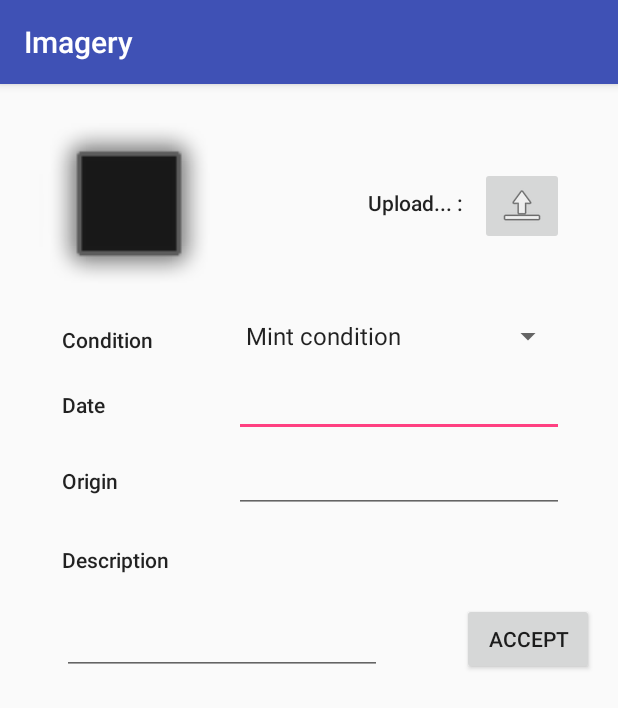
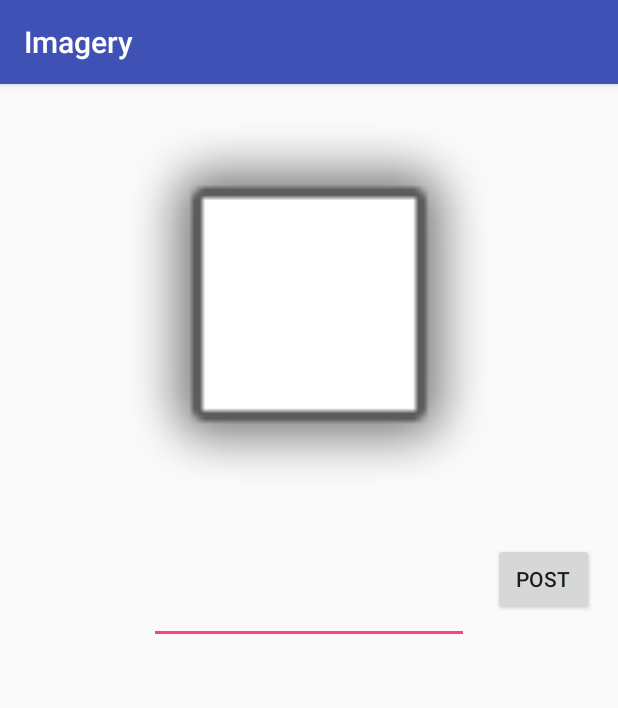
Before and after one commit to IoanCristianRadu/Imagery, an Android app: the NewPostActivity screen opened directly, with no data from a screen before it, on a phone screen of 412 x 824 dp. Shown: the top 708 px of the screen. Run offline under Robolectric (Android 15) with nearby library versions, the phone set to English and light mode, and no system bars.

Commit message:
Adding posts functionality & interface

```diff
--- a/app/src/main/AndroidManifest.xml
+++ b/app/src/main/AndroidManifest.xml
@@ -21,6 +21,6 @@ package="com.project.imagery">
             <category android:name="android.intent.category.LAUNCHER" />
         </intent-filter>
     </activity>
-    <activity android:name=".AddPostActivity"></activity>
+    <activity android:name=".NewPostActivity"></activity>
 </application>
 </manifest>
--- a/app/src/main/java/com/project/imagery/FrontPageTabHost.java
+++ b/app/src/main/java/com/project/imagery/FrontPageTabHost.java
@@ -24,7 +24,7 @@ public class FrontPageTabHost extends TabActivity {
         tab1.setContent(new Intent(this, FrontPage.class));
 
         tab2.setIndicator("New post");
-        tab2.setContent(new Intent(this, AddPostActivity.class));
+        tab2.setContent(new Intent(this, NewPostActivity.class));
 
         tab3.setIndicator("Account");
         tab3.setContent(new Intent(this, Login.class));
--- a/app/src/main/java/com/project/imagery/AddPostActivity.java
+++ b/app/src/main/java/com/project/imagery/NewPostActivity.java
@@ -15,21 +15,17 @@ import android.widget.ImageButton;
 import android.widget.ImageView;
 import android.widget.Toast;
 
-public class AddPostActivity extends AppCompatActivity {
+public class NewPostActivity extends AppCompatActivity {
     private ImageView stampImage;
-    private ImageButton uploadGallery;
-    private Button accept;
-
     @Override
     protected void onCreate(Bundle savedInstanceState) {
         super.onCreate(savedInstanceState);
-        setContentView(R.layout.activity_add_post);
+        setContentView(R.layout.activity_new_post);
 
+        Button accept = (Button) findViewById(R.id.btn_post);
         stampImage = (ImageView) findViewById(R.id.stampImage);
-        uploadGallery = (ImageButton) findViewById((R.id.uploadImage));
-        accept = (Button) findViewById(R.id.btn_accept);
 
-        uploadGallery.setOnClickListener(new View.OnClickListener() {
+        stampImage.setOnClickListener(new View.OnClickListener() {
             @Override
             public void onClick(View v) {
                 Intent galleryIntent = new Intent(Intent.ACTION_PICK);
--- a/app/src/main/res/layout/activity_add_post.xml
+++ /dev/null
@@ -1,156 +0,0 @@
-<?xml version="1.0" encoding="utf-8"?>
-<ScrollView xmlns:android="http://schemas.android.com/apk/res/android"
-    xmlns:app="http://schemas.android.com/apk/res-auto"
-    xmlns:tools="http://schemas.android.com/tools"
-    android:id="@+id/activity_add_post"
-    android:layout_width="match_parent"
-    android:layout_height="match_parent">
-
-    <RelativeLayout
-        android:layout_width="match_parent"
-        android:layout_height="match_parent"
-        android:paddingBottom="@dimen/activity_vertical_margin"
-        android:paddingLeft="@dimen/activity_horizontal_margin"
-        android:paddingRight="@dimen/activity_horizontal_margin"
-        android:paddingTop="@dimen/activity_vertical_margin"
-        tools:context="com.example.cristi.timblr.AddPostActivity">
-
-        <ImageView
-            android:id="@+id/stampImage"
-            android:layout_width="120dp"
-            android:layout_height="120dp"
-            android:layout_alignParentStart="true"
-            android:layout_alignParentLeft="true"
-            android:layout_margin="10dp"
-            android:adjustViewBounds="true"
-            app:srcCompat="@android:drawable/alert_dark_frame" />
-
-        <TextView
-            android:id="@+id/textView3"
-            android:layout_width="wrap_content"
-            android:layout_height="wrap_content"
-            android:layout_above="@+id/textView4"
-            android:layout_alignStart="@+id/stampImage"
-            android:layout_alignLeft="@+id/stampImage"
-            android:layout_marginStart="15dp"
-            android:layout_marginLeft="15dp"
-            android:text="@string/Condition"
-            android:textAppearance="@style/TextAppearance.AppCompat.Body2" />
-
-        <ImageButton
-            android:id="@+id/uploadImage"
-            android:layout_width="wrap_content"
-            android:layout_height="wrap_content"
-            android:layout_alignParentEnd="true"
-            android:layout_alignParentRight="true"
-            android:layout_alignTop="@+id/stampImage"
-            android:layout_marginEnd="20dp"
-            android:layout_marginRight="20dp"
-            android:layout_marginTop="29dp"
-            app:srcCompat="@android:drawable/ic_menu_upload" />
-
-        <TextView
-            android:id="@+id/textView2"
-            android:layout_width="wrap_content"
-            android:layout_height="wrap_content"
-            android:layout_alignTop="@+id/uploadImage"
-            android:layout_marginEnd="11dp"
-            android:layout_marginRight="11dp"
-            android:layout_marginTop="14dp"
-            android:layout_toStartOf="@+id/uploadImage"
-            android:layout_toLeftOf="@+id/uploadImage"
-            android:text="@string/Upload"
-            android:textAppearance="@style/TextAppearance.AppCompat.Body2" />
-
-        <Spinner
-            android:id="@+id/spinner"
-            android:layout_width="wrap_content"
-            android:layout_height="wrap_content"
-            android:layout_alignEnd="@+id/uploadImage"
-            android:layout_alignRight="@+id/uploadImage"
-            android:layout_below="@+id/stampImage"
-            android:layout_toEndOf="@+id/stampImage"
-            android:layout_toRightOf="@+id/stampImage"
-            android:entries="@array/Conditions" />
-
-        <EditText
-            android:id="@+id/editText2"
-            android:layout_width="wrap_content"
-            android:layout_height="wrap_content"
-            android:ems="10"
-            android:inputType="textPersonName"
-            android:layout_alignBaseline="@+id/textView6"
-            android:layout_alignBottom="@+id/textView6"
-            android:layout_alignEnd="@+id/editText"
-            android:layout_alignRight="@+id/editText"
-            android:layout_alignStart="@+id/editText"
-            android:layout_alignLeft="@+id/editText"/>
-
-        <EditText
-            android:id="@+id/editText"
-            android:layout_width="wrap_content"
-            android:layout_height="wrap_content"
-            android:ems="10"
-            android:inputType="date"
-            android:layout_alignBaseline="@+id/textView4"
-            android:layout_alignBottom="@+id/textView4"
-            android:layout_alignEnd="@+id/spinner"
-            android:layout_alignRight="@+id/spinner"
-            android:layout_alignStart="@+id/spinner"
-            android:layout_alignLeft="@+id/spinner"/>
-
-        <TextView
-            android:id="@+id/textView7"
-            android:layout_width="wrap_content"
-            android:layout_height="wrap_content"
-            android:text="@string/Description"
-            android:textAppearance="@style/TextAppearance.AppCompat.Body2"
-            android:layout_below="@+id/editText2"
-            android:layout_alignStart="@+id/textView6"
-            android:layout_alignLeft="@+id/textView6"
-            android:layout_marginTop="21dp" />
-
-        <EditText
-            android:id="@+id/ET_description"
-            android:layout_width="wrap_content"
-            android:layout_height="wrap_content"
-            android:ems="10"
-            android:inputType="textMultiLine"
-            android:layout_marginTop="22dp"
-            android:layout_below="@+id/textView7"
-            android:layout_alignStart="@+id/textView7"
-            android:layout_alignLeft="@+id/textView7"/>
-
-        <TextView
-            android:id="@+id/textView6"
-            android:layout_width="wrap_content"
-            android:layout_height="wrap_content"
-            android:text="@string/Origin"
-            android:textAppearance="@style/TextAppearance.AppCompat.Body2"
-            android:layout_below="@+id/editText"
-            android:layout_alignStart="@+id/textView4"
-            android:layout_alignLeft="@+id/textView4"
-            android:layout_marginTop="19dp" />
-
-        <TextView
-            android:id="@+id/textView4"
-            android:layout_width="wrap_content"
-            android:layout_height="wrap_content"
-            android:layout_marginTop="24dp"
-            android:text="@string/Date"
-            android:textAppearance="@style/TextAppearance.AppCompat.Body2"
-            android:layout_below="@+id/spinner"
-            android:layout_alignStart="@+id/textView3"
-            android:layout_alignLeft="@+id/textView3"/>
-
-        <Button
-            android:id="@+id/btn_accept"
-            android:layout_width="wrap_content"
-            android:layout_height="wrap_content"
-            android:text="@string/Accept"
-            android:layout_alignParentBottom="true"
-            android:layout_alignParentEnd="true"
-            android:layout_alignParentRight="true"/>
-
-    </RelativeLayout>
-</ScrollView>
--- a/app/src/main/res/layout/activity_login.xml
+++ b/app/src/main/res/layout/activity_login.xml
@@ -18,11 +18,6 @@
         android:orientation="horizontal"
         android:gravity="center">
 
-        <TextView
-            android:layout_width="wrap_content"
-            android:layout_height="wrap_content"
-            android:text="@string/Username" />
-
         <EditText
             android:layout_width="wrap_content"
             android:layout_height="wrap_content"
@@ -37,17 +32,12 @@
         android:orientation="horizontal"
         android:gravity="center">
 
-        <TextView
-            android:layout_width="wrap_content"
-            android:layout_height="wrap_content"
-            android:text="@string/Password"/>
-
         <EditText
             android:inputType="textPassword"
             android:layout_width="wrap_content"
             android:layout_height="wrap_content"
             android:hint="@string/password"
-            android:id="@+id/editText_password"/>
+            android:id="@+id/editText_password" />
 
     </LinearLayout>
 
@@ -55,12 +45,14 @@
         android:layout_width="wrap_content"
         android:layout_height="wrap_content"
         android:text="@string/Login"
+        android:layout_marginTop="16dp"
         />
 
     <Button
         android:layout_width="wrap_content"
         android:layout_height="wrap_content"
         android:id="@+id/btn_register"
-        android:text="@string/Register" />
+        android:text="@string/Register"
+        android:layout_marginTop="8dp"/>
 
 </LinearLayout>
--- /dev/null
+++ b/app/src/main/res/layout/activity_new_post.xml
@@ -0,0 +1,48 @@
+<?xml version="1.0" encoding="utf-8"?>
+<ScrollView xmlns:android="http://schemas.android.com/apk/res/android"
+    xmlns:app="http://schemas.android.com/apk/res-auto"
+    xmlns:tools="http://schemas.android.com/tools"
+    android:id="@+id/activity_add_post"
+    android:layout_width="match_parent"
+    android:layout_height="match_parent">
+
+    <RelativeLayout
+        android:layout_width="match_parent"
+        android:layout_height="match_parent"
+        android:paddingBottom="@dimen/activity_vertical_margin"
+        android:paddingLeft="@dimen/activity_horizontal_margin"
+        android:paddingRight="@dimen/activity_horizontal_margin"
+        android:paddingTop="@dimen/activity_vertical_margin"
+        tools:context="com.example.cristi.timblr.AddPostActivity">
+
+        <ImageView
+            android:id="@+id/stampImage"
+            android:layout_width="480dp"
+            android:layout_height="270dp"
+            android:layout_alignParentStart="true"
+            android:layout_alignParentLeft="true"
+            android:layout_margin="10dp"
+            android:adjustViewBounds="true"
+            app:srcCompat="@android:drawable/alert_light_frame" />
+
+        <EditText
+            android:id="@+id/ET_description"
+            android:layout_width="wrap_content"
+            android:layout_height="wrap_content"
+            android:ems="10"
+            android:inputType="textMultiLine"
+            android:layout_marginTop="22dp"
+            android:layout_below="@+id/stampImage"
+            android:layout_centerHorizontal="true"/>
+
+        <Button
+            android:id="@+id/btn_post"
+            android:layout_width="wrap_content"
+            android:layout_height="wrap_content"
+            android:text="@string/Post"
+            android:layout_toRightOf="@id/ET_description"
+            android:layout_below="@id/stampImage"
+            android:layout_marginLeft="16dp"
+            />
+    </RelativeLayout>
+</ScrollView>
--- a/app/src/main/res/values/string.xml
+++ b/app/src/main/res/values/string.xml
@@ -13,7 +13,7 @@
     <string name="RegMessege">Please fill in the blanks to complete your registration:</string>
     <string name="Back">Back</string>
     <string name="RetypePassword">Retype password</string>
-    <string name="Accept">Accept</string>
+    <string name="Post">Post</string>
     <string name="Upload">Upload... :</string>
     <string name="Condition">Condition</string>
     <string name="Mint">Mint state</string>
```
